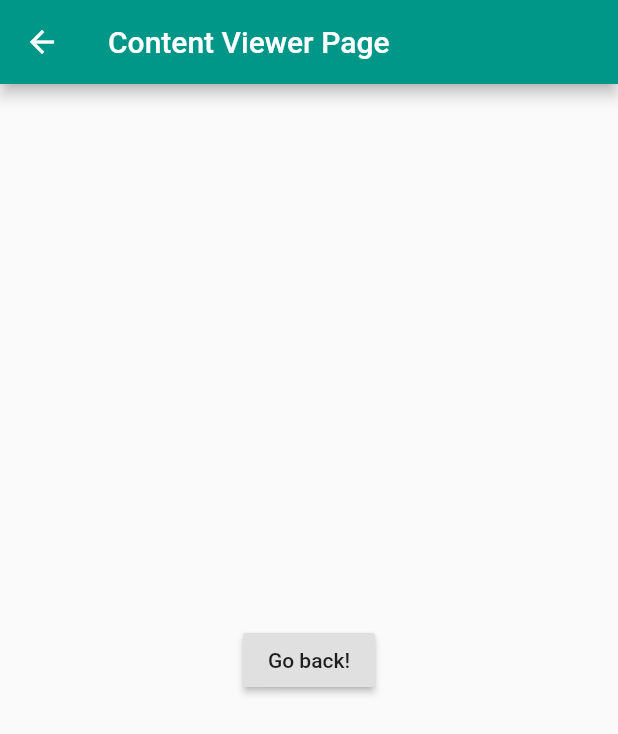
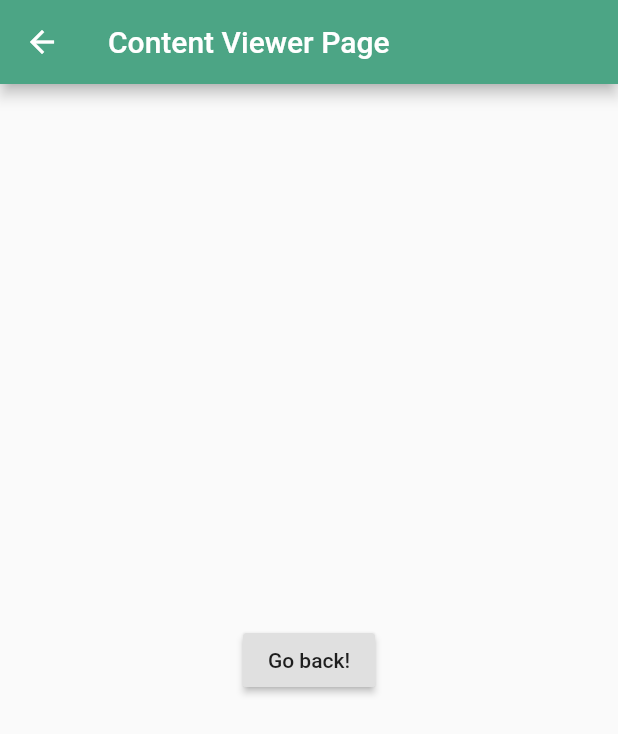
Before and after one commit to kodekameratene/Oase, a Flutter app: the screen it shows after launch, after a tap on "Velkommen til Jonah!", on a phone screen of 412 x 824 dp. Shown: the top 734 px of the screen. Run offline on Flutter 3.47's test engine with Material 2 defaults, Android fonts, the phone set to English and light mode, and no system bars; network calls fail.

```diff
--- a/lib/main.dart
+++ b/lib/main.dart
@@ -29,7 +29,7 @@ class MyApp extends StatelessWidget {
                 },
               ),
             ],
-            backgroundColor: Styles.primaryColor,
+            backgroundColor: Styles.colorPrimary,
             bottom: TabBar(
               tabs: [
                 Tab(icon: Icon(Icons.message), text: "Meldinger"),
--- a/lib/screens/ContentViewerPage.dart
+++ b/lib/screens/ContentViewerPage.dart
@@ -6,7 +6,7 @@ class ContentViewerPage extends StatelessWidget {
   Widget build(BuildContext context) {
     return Scaffold(
       appBar: AppBar(
-        backgroundColor: Styles.primaryColor,
+        backgroundColor: Styles.colorPrimary,
         title: Text("Content Viewer Page"),
       ),
       body: Center(
--- a/lib/screens/LocationSelectPage.dart
+++ b/lib/screens/LocationSelectPage.dart
@@ -10,7 +10,7 @@ class LocationSelectPage extends StatelessWidget {
     return MaterialApp(
         home: Scaffold(
             appBar: AppBar(
-                title: Text("Velg sted"), backgroundColor: Styles.primaryColor),
+                title: Text("Velg sted"), backgroundColor: Styles.colorPrimary),
             body: ListView(
                 children: _locations
                     .map((post) => ListTile(
@@ -28,7 +28,7 @@ class LocationSelectPage extends StatelessWidget {
                             width: 100,
                           ),
                           onTap: () => AlertDialog(
-                                backgroundColor: Styles.primaryColor,
+                                backgroundColor: Styles.colorPrimary,
                                 title: Text(post.title),
                                 content: Text("Select location"),
                               ),
--- a/lib/styles.dart
+++ b/lib/styles.dart
@@ -1,5 +1,6 @@
 import 'package:flutter/material.dart';
 
 abstract class Styles {
-  static const primaryColor = Colors.teal;
+  static const colorPrimary = Color.fromRGBO(76, 165, 133, 1.0);
+  static const colorSecondary = Color.fromRGBO(0, 58, 93, 1);
 }
```
